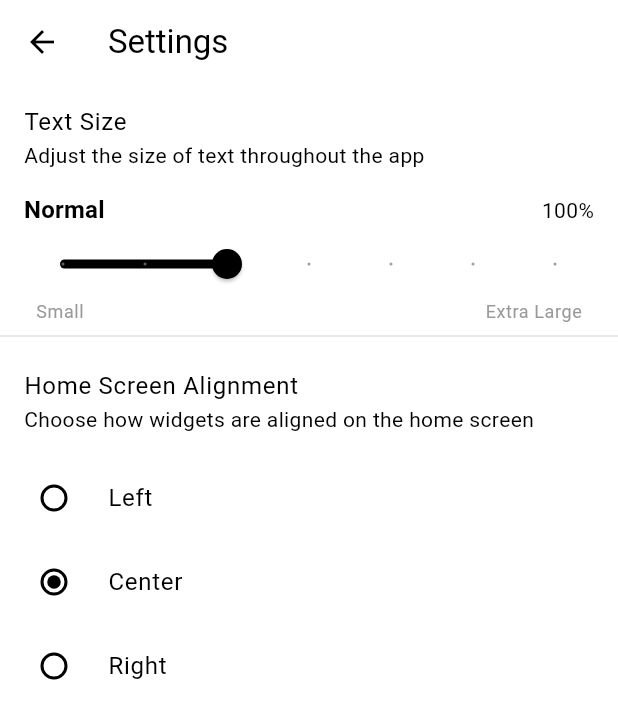
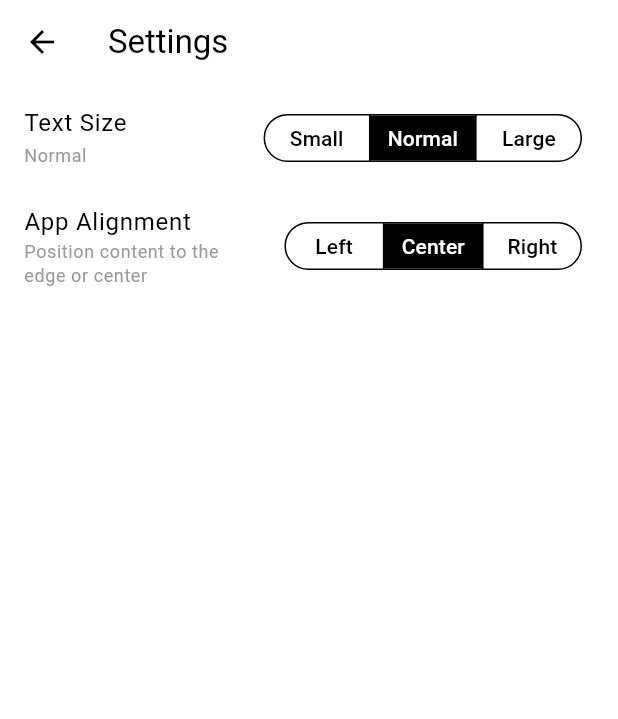
Before and after one commit to tarunvelagala/void_minimalist_launcher, a Flutter app: the SettingsPage screen opened directly, on a phone screen of 412 x 824 dp. Shown: the top 719 px of the screen. Run offline on Flutter 3.47's test engine with Material 3 defaults, Android fonts, the phone set to English and light mode, and no system bars; our stand-ins replace shared_preferences; missing offline and left inert: android_intent_plus, installed_apps, usage_stats; accounts and stored records are empty.

Commit message:
refactor: Replace text size slider and alignment radio group with new segmented button settings widgets.

```diff
--- a/lib/features/settings/presentation/pages/settings_page.dart
+++ b/lib/features/settings/presentation/pages/settings_page.dart
@@ -2,7 +2,8 @@ import 'package:flutter/material.dart';
 import 'package:provider/provider.dart';
 import 'package:return_zero/core/config/providers/theme_settings_provider.dart';
 import 'package:return_zero/features/home/presentation/providers/home_settings_provider.dart';
-import 'package:return_zero/features/settings/presentation/widgets/text_size_slider.dart';
+import 'package:return_zero/features/settings/presentation/widgets/app_alignment_setting.dart';
+import 'package:return_zero/features/settings/presentation/widgets/text_size_setting.dart';
 
 class SettingsPage extends StatelessWidget {
   const SettingsPage({super.key});
@@ -15,51 +16,18 @@ class SettingsPage extends StatelessWidget {
         children: [
           // Text Size Section
           Consumer<ThemeSettingsProvider>(
-            builder: (context, themeSettings, child) {
-              return TextSizeSlider(
-                value: themeSettings.textScaleFactor,
-                onChanged: (value) {
-                  themeSettings.setTextScaleFactor(value);
-                },
-              );
-            },
+            builder: (context, theme, _) => TextSizeSetting(
+              currentFactor: theme.textScaleFactor,
+              onSelectionChanged: theme.setTextScaleFactor,
+            ),
           ),
+
           // Home Screen Alignment Section
           Consumer<HomeSettingsProvider>(
             builder: (context, settings, child) {
-              return Column(
-                children: [
-                  const ListTile(
-                    title: Text('Home Screen Alignment'),
-                    subtitle: Text(
-                      'Choose how widgets are aligned on the home screen',
-                    ),
-                  ),
-                  RadioGroup<CrossAxisAlignment>(
-                    groupValue: settings.alignment,
-                    onChanged: (value) {
-                      if (value != null) {
-                        settings.setAlignment(value);
-                      }
-                    },
-                    child: Column(
-                      children: [
-                        RadioListTile<CrossAxisAlignment>(
-                          title: const Text('Left'),
-                          value: CrossAxisAlignment.start,
-                        ),
-                        RadioListTile<CrossAxisAlignment>(
-                          title: const Text('Center'),
-                          value: CrossAxisAlignment.center,
-                        ),
-                        RadioListTile<CrossAxisAlignment>(
-                          title: const Text('Right'),
-                          value: CrossAxisAlignment.end,
-                        ),
-                      ],
-                    ),
-                  ),
-                ],
+              return AppAlignmentSetting(
+                currentAlignment: settings.alignment,
+                onSelectionChanged: settings.setAlignment,
               );
             },
           ),
--- a/lib/features/settings/presentation/presentation.dart
+++ b/lib/features/settings/presentation/presentation.dart
@@ -1,3 +1,2 @@
 // Presentation layer exports for settings feature
 export 'pages/settings_page.dart';
-export 'widgets/text_size_slider.dart';
--- /dev/null
+++ b/lib/features/settings/presentation/widgets/app_alignment_setting.dart
@@ -0,0 +1,46 @@
+import 'package:flutter/material.dart';
+import 'package:flutter/services.dart';
+
+class AppAlignmentSetting extends StatelessWidget {
+  final CrossAxisAlignment currentAlignment;
+  final ValueChanged<CrossAxisAlignment> onSelectionChanged;
+
+  const AppAlignmentSetting({
+    super.key,
+    required this.currentAlignment,
+    required this.onSelectionChanged,
+  });
+
+  @override
+  Widget build(BuildContext context) {
+    return ListTile(
+      title: const Text('App Alignment'),
+      subtitle: Text(
+        'Position content to the edge or center',
+        style: Theme.of(context).textTheme.bodySmall,
+      ),
+      trailing: SegmentedButton<CrossAxisAlignment>(
+        showSelectedIcon: false,
+        segments: const [
+          ButtonSegment(value: CrossAxisAlignment.start, label: Text('Left')),
+          ButtonSegment(
+            value: CrossAxisAlignment.center,
+            label: Text('Center'),
+          ),
+          ButtonSegment(value: CrossAxisAlignment.end, label: Text('Right')),
+        ],
+        selected: {currentAlignment},
+        onSelectionChanged: (Set<CrossAxisAlignment> newSelection) {
+          // Haptic feedback provides a tactile feel to the alignment shift
+          HapticFeedback.lightImpact();
+          onSelectionChanged(newSelection.first);
+        },
+        style: SegmentedButton.styleFrom(
+          visualDensity: VisualDensity.compact,
+          tapTargetSize: MaterialTapTargetSize.shrinkWrap,
+          padding: const EdgeInsets.symmetric(horizontal: 12),
+        ),
+      ),
+    );
+  }
+}
--- /dev/null
+++ b/lib/features/settings/presentation/widgets/text_size_setting.dart
@@ -0,0 +1,50 @@
+import 'package:flutter/material.dart';
+import 'package:flutter/services.dart';
+
+class TextSizeSetting extends StatelessWidget {
+  final double currentFactor;
+  final ValueChanged<double> onSelectionChanged;
+
+  const TextSizeSetting({
+    super.key,
+    required this.currentFactor,
+    required this.onSelectionChanged,
+  });
+
+  /// Helper to convert the double value into a human-readable string
+  String _getTextSizeLabel(double value) {
+    if (value <= 0.8) return 'Small';
+    if (value <= 1.0) return 'Normal';
+    if (value <= 1.2) return 'Large';
+    return 'Extra Large';
+  }
+
+  @override
+  Widget build(BuildContext context) {
+    return ListTile(
+      title: const Text('Text Size'),
+      subtitle: Text(
+        _getTextSizeLabel(currentFactor),
+        style: Theme.of(context).textTheme.bodySmall,
+      ),
+      trailing: SegmentedButton<double>(
+        showSelectedIcon: false,
+        segments: const [
+          ButtonSegment(value: 0.8, label: Text('Small')),
+          ButtonSegment(value: 1.0, label: Text('Normal')),
+          ButtonSegment(value: 1.2, label: Text('Large')),
+        ],
+        selected: {currentFactor},
+        onSelectionChanged: (Set<double> newSelection) {
+          // Provide tactile feedback for a premium launcher feel
+          HapticFeedback.lightImpact();
+          onSelectionChanged(newSelection.first);
+        },
+        style: SegmentedButton.styleFrom(
+          visualDensity: VisualDensity.compact,
+          tapTargetSize: MaterialTapTargetSize.shrinkWrap,
+        ),
+      ),
+    );
+  }
+}
--- a/lib/features/settings/presentation/widgets/text_size_slider.dart
+++ /dev/null
@@ -1,78 +0,0 @@
-import 'package:flutter/material.dart';
-
-class TextSizeSlider extends StatelessWidget {
-  final double value;
-  final ValueChanged<double> onChanged;
-
-  const TextSizeSlider({
-    super.key,
-    required this.value,
-    required this.onChanged,
-  });
-
-  String _getTextSizeLabel(double value) {
-    if (value <= 0.8) return 'Small';
-    if (value <= 1.0) return 'Normal';
-    if (value <= 1.2) return 'Large';
-    return 'Extra Large';
-  }
-
-  @override
-  Widget build(BuildContext context) {
-    return Column(
-      crossAxisAlignment: CrossAxisAlignment.start,
-      children: [
-        const ListTile(
-          title: Text('Text Size'),
-          subtitle: Text('Adjust the size of text throughout the app'),
-        ),
-        Padding(
-          padding: const EdgeInsets.symmetric(horizontal: 16.0),
-          child: Column(
-            children: [
-              Row(
-                mainAxisAlignment: MainAxisAlignment.spaceBetween,
-                children: [
-                  Text(
-                    _getTextSizeLabel(value),
-                    style: Theme.of(context).textTheme.titleMedium?.copyWith(
-                      fontWeight: FontWeight.bold,
-                    ),
-                  ),
-                  Text(
-                    '${(value * 100).toInt()}%',
-                    style: Theme.of(context).textTheme.bodyMedium?.copyWith(
-                      color: Theme.of(context).colorScheme.primary,
-                    ),
-                  ),
-                ],
-              ),
-              Slider(
-                value: value,
-                min: 0.8,
-                max: 1.4,
-                divisions: 6,
-                label: _getTextSizeLabel(value),
-                onChanged: onChanged,
-              ),
-              Padding(
-                padding: const EdgeInsets.symmetric(horizontal: 8.0),
-                child: Row(
-                  mainAxisAlignment: MainAxisAlignment.spaceBetween,
-                  children: [
-                    Text('Small', style: Theme.of(context).textTheme.bodySmall),
-                    Text(
-                      'Extra Large',
-                      style: Theme.of(context).textTheme.bodySmall,
-                    ),
-                  ],
-                ),
-              ),
-            ],
-          ),
-        ),
-        const Divider(),
-      ],
-    );
-  }
-}
```
